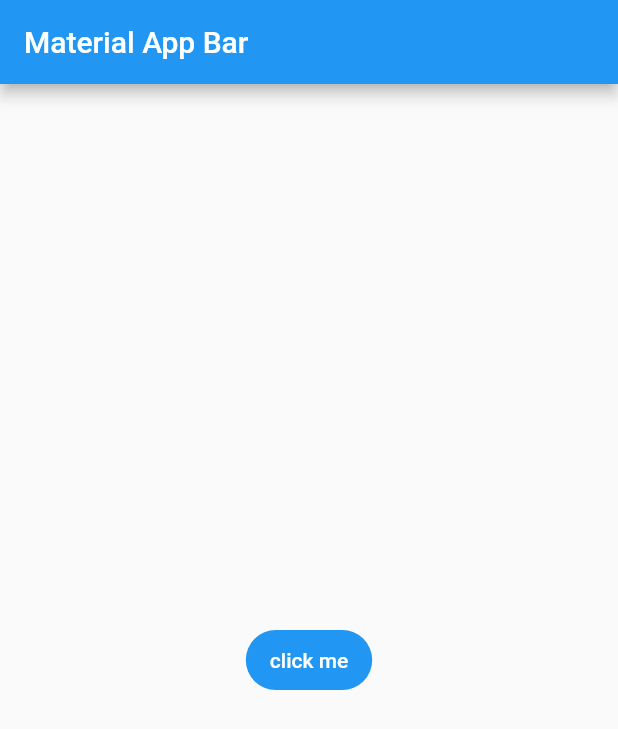
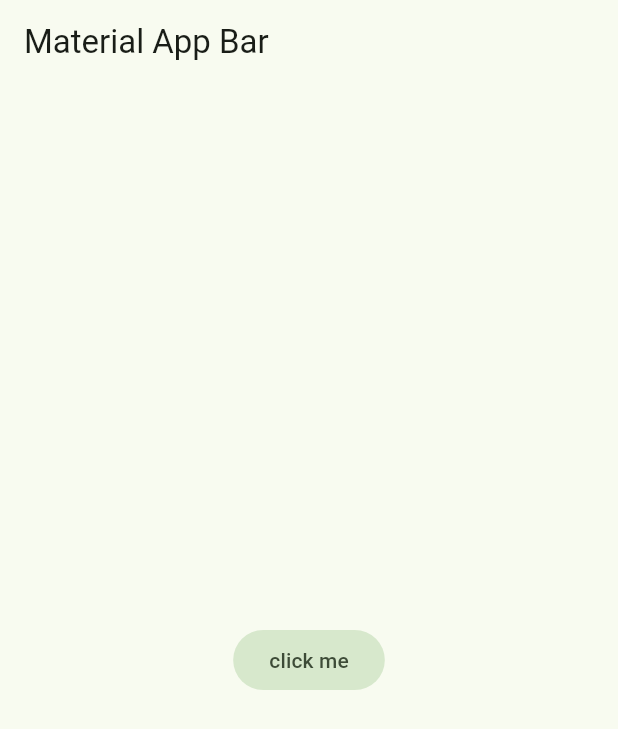
Before and after one commit to tomasferrerasdev/yes_no_app, a Flutter app: the screen it shows after launch, on a phone screen of 412 x 824 dp. Shown: the top 729 px of the screen. Run offline on Flutter 3.47's test engine with Material 2 defaults, Android fonts, the phone set to English and light mode, and no system bars.

Commit message:
feat: add global theme with custom colors

```diff
--- /dev/null
+++ b/lib/config/theme/app_theme.dart
@@ -0,0 +1,26 @@
+import 'package:flutter/material.dart';
+
+const Color _customColor = Color.fromARGB(255, 61, 141, 45);
+const List<Color> _colorThemes = [
+  _customColor,
+  Colors.blue,
+  Colors.teal,
+  Colors.green,
+  Colors.yellow,
+  Colors.orange,
+  Colors.pink,
+];
+
+class AppTheme {
+  final int selectedColor;
+  AppTheme({this.selectedColor = 0})
+      : assert(selectedColor >= 0 && selectedColor <= _colorThemes.length - 1,
+            'colors must be between 0 and ${_colorThemes.length}');
+
+  ThemeData theme() {
+    return ThemeData(
+      useMaterial3: true,
+      colorSchemeSeed: _colorThemes[selectedColor],
+    );
+  }
+}
--- a/lib/main.dart
+++ b/lib/main.dart
@@ -1,4 +1,5 @@
 import 'package:flutter/material.dart';
+import 'package:yes_no_app/config/theme/app_theme.dart';
 
 void main() => runApp(const MyApp());
 
@@ -9,6 +10,7 @@ class MyApp extends StatelessWidget {
   Widget build(BuildContext context) {
     return MaterialApp(
       title: 'Yes No App',
+      theme: AppTheme().theme(),
       debugShowCheckedModeBanner: false,
       home: Scaffold(
         appBar: AppBar(
```
